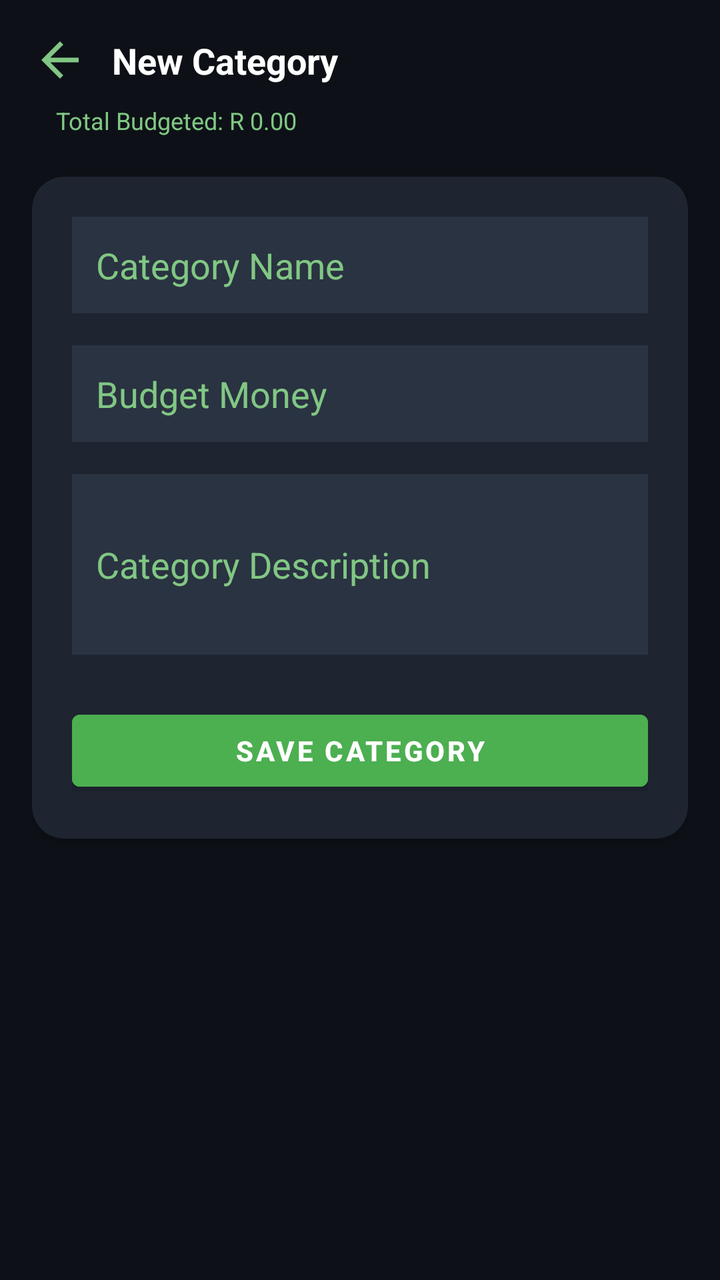
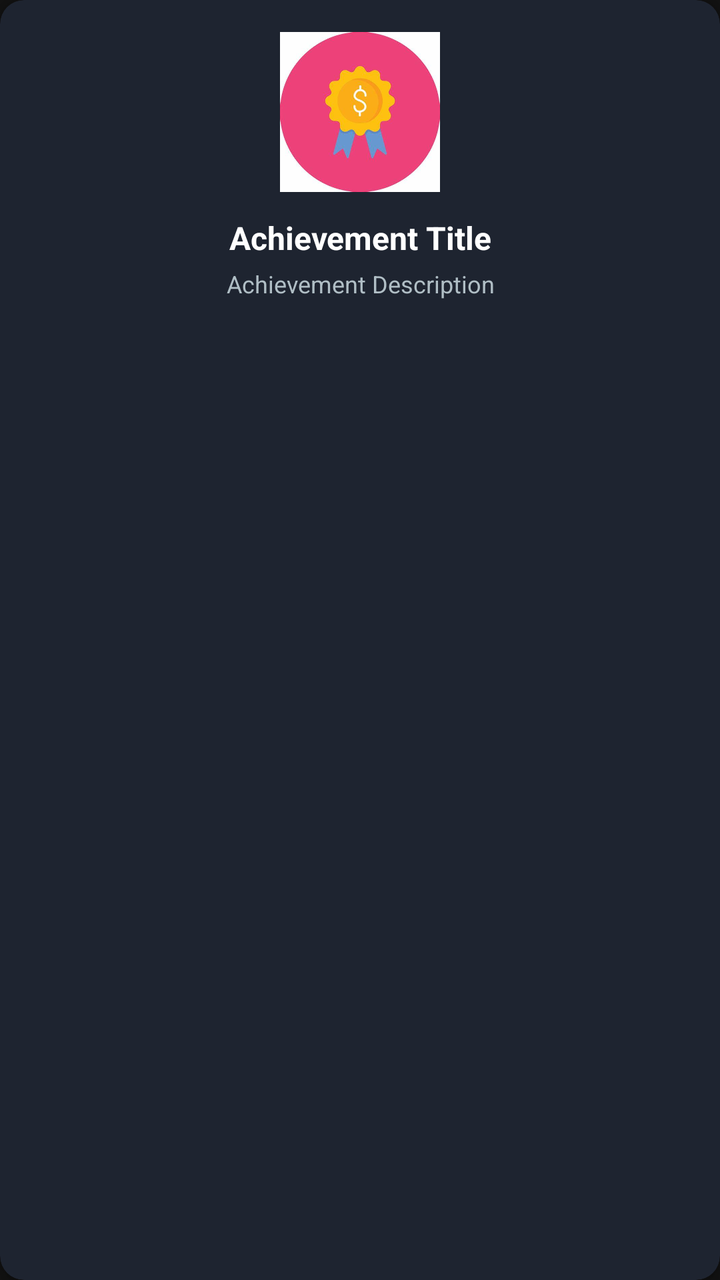

An Android layout rendered at two revisions. The XML below is the earlier revision; the diff shows what the commit changed to produce the second picture.
<!-- AndroidManifest.xml: application theme Theme.BudgetasYouGO -->
<!-- res/layout/item_achievement.xml -->
<?xml version="1.0" encoding="utf-8"?>
<androidx.constraintlayout.widget.ConstraintLayout
    xmlns:android="http://schemas.android.com/apk/res/android"
    xmlns:app="http://schemas.android.com/apk/res-auto"
    xmlns:tools="http://schemas.android.com/tools"
    android:id="@+id/categoryLayout"
    android:layout_width="match_parent"
    android:layout_height="match_parent"
    android:padding="16dp"
    android:background="#0D1117"
    tools:context=".category">

    
    <ImageView
        android:id="@+id/backIcon"
        android:layout_width="28dp"
        android:layout_height="28dp"
        android:src="@drawable/arrow_back"
        android:contentDescription="Back"
        android:onClick="back_homes"
        app:tint="#81C784"
        app:layout_constraintTop_toTopOf="parent"
        app:layout_constraintStart_toStartOf="parent" />

    
    <TextView
        android:id="@+id/titleText"
        android:layout_width="wrap_content"
        android:layout_height="wrap_content"
        android:text="New Category"
        android:textSize="18sp"
        android:textColor="#FFFFFF"
        android:textStyle="bold"
        android:layout_marginStart="12dp"
        app:layout_constraintTop_toTopOf="parent"
        app:layout_constraintStart_toEndOf="@id/backIcon"
        app:layout_constraintBottom_toBottomOf="@id/backIcon" />

    <TextView
        android:id="@+id/totalSpendingView"
        android:layout_width="wrap_content"
        android:layout_height="wrap_content"
        android:text="Total Budgeted: R 0.00"
        android:textSize="12sp"
        android:textColor="#81C784"
        android:layout_marginStart="12dp"
        app:layout_constraintTop_toBottomOf="@id/backIcon"
        app:layout_constraintStart_toStartOf="parent"
        android:layout_marginTop="8dp" />

    
    <androidx.cardview.widget.CardView
        android:id="@+id/formCard"
        android:layout_width="0dp"
        android:layout_height="wrap_content"
        android:layout_marginTop="20dp"
        android:layout_marginBottom="16dp"
        app:cardElevation="2dp"
        app:cardCornerRadius="16dp"
        app:cardBackgroundColor="#1E2430"
        app:layout_constraintTop_toBottomOf="@id/totalSpendingView"
        app:layout_constraintStart_toStartOf="parent"
        app:layout_constraintEnd_toEndOf="parent">

        <LinearLayout
            android:layout_width="match_parent"
            android:layout_height="wrap_content"
            android:orientation="vertical"
            android:padding="20dp">

            
            <EditText
                android:id="@+id/categoryName"
                android:layout_width="match_parent"
                android:layout_height="wrap_content"
                android:hint="Category Name"
                android:textColor="#FFFFFF"
                android:textColorHint="#81C784"
                android:background="#2A3341"
                android:padding="12dp" />

            
            <EditText
                android:id="@+id/categoryBudget"
                android:layout_width="match_parent"
                android:layout_height="wrap_content"
                android:hint="Budget Money"
                android:inputType="numberDecimal"
                android:textColor="#FFFFFF"
                android:textColorHint="#81C784"
                android:background="#2A3341"
                android:padding="12dp"
                android:layout_marginTop="16dp"/>

            
            <EditText
                android:id="@+id/categoryDescription"
                android:layout_width="match_parent"
                android:layout_height="wrap_content"
                android:hint="Category Description"
                android:minLines="3"
                android:inputType="textMultiLine"
                android:textColor="#FFFFFF"
                android:textColorHint="#81C784"
                android:background="#2A3341"
                android:padding="12dp"
                android:layout_marginTop="16dp" />

            
            <Button
                android:id="@+id/saveCategoryButton"
                android:layout_width="match_parent"
                android:layout_height="48dp"
                android:text="SAVE CATEGORY"
                android:textColor="#FFFFFF"
                android:backgroundTint="#4CAF50"
                android:layout_gravity="center_horizontal"
                android:layout_marginTop="24dp"
                android:textStyle="bold"
                android:textSize="14sp" />

        </LinearLayout>
    </androidx.cardview.widget.CardView>

    
    <ScrollView
        android:layout_width="0dp"
        android:layout_height="0dp"
        android:layout_marginTop="16dp"
        android:fillViewport="true"
        app:layout_constraintTop_toBottomOf="@id/formCard"
        app:layout_constraintStart_toStartOf="parent"
        app:layout_constraintEnd_toEndOf="parent"
        app:layout_constraintBottom_toBottomOf="parent">

        <HorizontalScrollView
            android:layout_width="match_parent"
            android:layout_height="wrap_content"
            android:scrollbars="none">

            <LinearLayout
                android:layout_width="wrap_content"
                android:layout_height="wrap_content"
                android:orientation="vertical"
                android:paddingBottom="16dp"
                android:layout_gravity="center">

                
                <com.github.mikephil.charting.charts.BarChart
                    android:id="@+id/categoryChart"
                    android:layout_width="600dp"
                    android:layout_height="300dp"
                    android:visibility="gone" />

                
                <com.github.mikephil.charting.charts.PieChart
                    android:id="@+id/categoryPieChart"
                    android:layout_width="300dp"
                    android:layout_height="300dp"
                    android:layout_marginTop="16dp"
                    android:layout_gravity="center"
                    android:visibility="gone" />

            </LinearLayout>
        </HorizontalScrollView>
    </ScrollView>

</androidx.constraintlayout.widget.ConstraintLayout>
<!-- resources referenced by this layout -->
<resources>
  <!-- drawable arrow_back (drawable) -->
  <vector xmlns:android="http://schemas.android.com/apk/res/android"
      android:width="24dp"
      android:height="24dp"
      android:viewportWidth="24"
      android:viewportHeight="24">
      <path
          android:fillColor="#FF000000"
          android:pathData="M20,11H7.83l5.59-5.59L12,4l-8,8 8,8 1.41-1.41L7.83,13H20v-2z"/>
  </vector>
  <style name="Theme.BudgetasYouGO" parent="Theme.MaterialComponents.NoActionBar">
          
          <item name="colorPrimary">@color/purple_500</item>
          <item name="colorPrimaryVariant">@color/purple_700</item>
          <item name="colorOnPrimary">@color/white</item>
          
          <item name="colorSecondary">@color/teal_200</item>
          <item name="colorSecondaryVariant">@color/teal_700</item>
          <item name="colorOnSecondary">@color/black</item>
          
          <item name="android:statusBarColor">?attr/colorPrimaryVariant</item>
          
      </style>
  <color name="purple_500">#FF6200EE</color>
  <color name="purple_700">#FF3700B3</color>
  <color name="white">#FFFFFFFF</color>
  <color name="teal_200">#FF03DAC5</color>
  <color name="teal_700">#FF018786</color>
  <color name="black">#FF000000</color>
</resources>

<!-- the commit's change to res/layout/item_achievement.xml (unified diff, before → after) -->
@@ -1,168 +1,48 @@
 <?xml version="1.0" encoding="utf-8"?>
-<androidx.constraintlayout.widget.ConstraintLayout
-    xmlns:android="http://schemas.android.com/apk/res/android"
+<androidx.cardview.widget.CardView xmlns:android="http://schemas.android.com/apk/res/android"
     xmlns:app="http://schemas.android.com/apk/res-auto"
-    xmlns:tools="http://schemas.android.com/tools"
-    android:id="@+id/categoryLayout"
     android:layout_width="match_parent"
-    android:layout_height="match_parent"
-    android:padding="16dp"
-    android:background="#0D1117"
-    tools:context=".category">
+    android:layout_height="wrap_content"
+    android:layout_margin="8dp"
+    app:cardCornerRadius="12dp"
+    app:cardElevation="4dp"
+    app:cardBackgroundColor="#1E2430">
 
-    
-    <ImageView
-        android:id="@+id/backIcon"
-        android:layout_width="28dp"
-        android:layout_height="28dp"
-        android:src="@drawable/arrow_back"
-        android:contentDescription="Back"
-        android:onClick="back_homes"
-        app:tint="#81C784"
-        app:layout_constraintTop_toTopOf="parent"
-        app:layout_constraintStart_toStartOf="parent" />
+    <LinearLayout
+        android:layout_width="match_parent"
+        android:layout_height="wrap_content"
+        android:orientation="vertical"
+        android:padding="16dp"
+        android:gravity="center">
 
-    
-    <TextView
-        android:id="@+id/titleText"
-        android:layout_width="wrap_content"
-        android:layout_height="wrap_content"
-        android:text="New Category"
-        android:textSize="18sp"
-        android:textColor="#FFFFFF"
-        android:textStyle="bold"
-        android:layout_marginStart="12dp"
-        app:layout_constraintTop_toTopOf="parent"
-        app:layout_constraintStart_toEndOf="@id/backIcon"
-        app:layout_constraintBottom_toBottomOf="@id/backIcon" />
+        <ImageView
+            android:id="@+id/badgeImage"
+            android:layout_width="80dp"
+            android:layout_height="80dp"
+            android:scaleType="centerInside"
+            android:contentDescription="Achievement Badge"
+            android:src="@drawable/baa" />
 
-    <TextView
-        android:id="@+id/totalSpendingView"
-        android:layout_width="wrap_content"
-        android:layout_height="wrap_content"
-        android:text="Total Budgeted: R 0.00"
-        android:textSize="12sp"
-        android:textColor="#81C784"
-        android:layout_marginStart="12dp"
-        app:layout_constraintTop_toBottomOf="@id/backIcon"
-        app:layout_constraintStart_toStartOf="parent"
-        android:layout_marginTop="8dp" />
+        <TextView
+            android:id="@+id/title"
+            android:layout_width="wrap_content"
+            android:layout_height="wrap_content"
+            android:layout_marginTop="12dp"
+            android:text="Achievement Title"
+            android:textColor="#FFFFFF"
+            android:textSize="16sp"
+            android:textStyle="bold"
+            android:gravity="center" />
 
-    
-    <androidx.cardview.widget.CardView
-        android:id="@+id/formCard"
-        android:layout_width="0dp"
-        android:layout_height="wrap_content"
-        android:layout_marginTop="20dp"
-        android:layout_marginBottom="16dp"
-        app:cardElevation="2dp"
-        app:cardCornerRadius="16dp"
-        app:cardBackgroundColor="#1E2430"
-        app:layout_constraintTop_toBottomOf="@id/totalSpendingView"
-        app:layout_constraintStart_toStartOf="parent"
-        app:layout_constraintEnd_toEndOf="parent">
+        <TextView
+            android:id="@+id/description"
+            android:layout_width="wrap_content"
+            android:layout_height="wrap_content"
+            android:layout_marginTop="4dp"
+            android:text="Achievement Description"
+            android:textColor="#B0BEC5"
+            android:textSize="12sp"
+            android:gravity="center" />
 
-        <LinearLayout
-            android:layout_width="match_parent"
-            android:layout_height="wrap_content"
-            android:orientation="vertical"
-            android:padding="20dp">
-
-            
-            <EditText
-                android:id="@+id/categoryName"
-                android:layout_width="match_parent"
-                android:layout_height="wrap_content"
-                android:hint="Category Name"
-                android:textColor="#FFFFFF"
-                android:textColorHint="#81C784"
-                android:background="#2A3341"
-                android:padding="12dp" />
-
-            
-            <EditText
-                android:id="@+id/categoryBudget"
-                android:layout_width="match_parent"
-                android:layout_height="wrap_content"
-                android:hint="Budget Money"
-                android:inputType="numberDecimal"
-                android:textColor="#FFFFFF"
-                android:textColorHint="#81C784"
-                android:background="#2A3341"
-                android:padding="12dp"
-                android:layout_marginTop="16dp"/>
-
-            
-            <EditText
-                android:id="@+id/categoryDescription"
-                android:layout_width="match_parent"
-                android:layout_height="wrap_content"
-                android:hint="Category Description"
-                android:minLines="3"
-                android:inputType="textMultiLine"
-                android:textColor="#FFFFFF"
-                android:textColorHint="#81C784"
-                android:background="#2A3341"
-                android:padding="12dp"
-                android:layout_marginTop="16dp" />
-
-            
-            <Button
-                android:id="@+id/saveCategoryButton"
-                android:layout_width="match_parent"
-                android:layout_height="48dp"
-                android:text="SAVE CATEGORY"
-                android:textColor="#FFFFFF"
-                android:backgroundTint="#4CAF50"
-                android:layout_gravity="center_horizontal"
-                android:layout_marginTop="24dp"
-                android:textStyle="bold"
-                android:textSize="14sp" />
-
-        </LinearLayout>
-    </androidx.cardview.widget.CardView>
-
-    
-    <ScrollView
-        android:layout_width="0dp"
-        android:layout_height="0dp"
-        android:layout_marginTop="16dp"
-        android:fillViewport="true"
-        app:layout_constraintTop_toBottomOf="@id/formCard"
-        app:layout_constraintStart_toStartOf="parent"
-        app:layout_constraintEnd_toEndOf="parent"
-        app:layout_constraintBottom_toBottomOf="parent">
-
-        <HorizontalScrollView
-            android:layout_width="match_parent"
-            android:layout_height="wrap_content"
-            android:scrollbars="none">
-
-            <LinearLayout
-                android:layout_width="wrap_content"
-                android:layout_height="wrap_content"
-                android:orientation="vertical"
-                android:paddingBottom="16dp"
-                android:layout_gravity="center">
-
-                
-                <com.github.mikephil.charting.charts.BarChart
-                    android:id="@+id/categoryChart"
-                    android:layout_width="600dp"
-                    android:layout_height="300dp"
-                    android:visibility="gone" />
-
-                
-                <com.github.mikephil.charting.charts.PieChart
-                    android:id="@+id/categoryPieChart"
-                    android:layout_width="300dp"
-                    android:layout_height="300dp"
-                    android:layout_marginTop="16dp"
-                    android:layout_gravity="center"
-                    android:visibility="gone" />
-
-            </LinearLayout>
-        </HorizontalScrollView>
-    </ScrollView>
-
-</androidx.constraintlayout.widget.ConstraintLayout>
+    </LinearLayout>
+</androidx.cardview.widget.CardView>
<!-- resource entries referenced after the edit -->
@@ -1,15 +1,6 @@
 <!-- resources referenced by this layout -->
 <resources>
-  <!-- drawable arrow_back (drawable) -->
-  <vector xmlns:android="http://schemas.android.com/apk/res/android"
-      android:width="24dp"
-      android:height="24dp"
-      android:viewportWidth="24"
-      android:viewportHeight="24">
-      <path
-          android:fillColor="#FF000000"
-          android:pathData="M20,11H7.83l5.59-5.59L12,4l-8,8 8,8 1.41-1.41L7.83,13H20v-2z"/>
-  </vector>
+  <!-- drawable baa: jpeg bitmap (drawable, 12607 bytes) -->
   <style name="Theme.BudgetasYouGO" parent="Theme.MaterialComponents.NoActionBar">
           
           <item name="colorPrimary">@color/purple_500</item>
